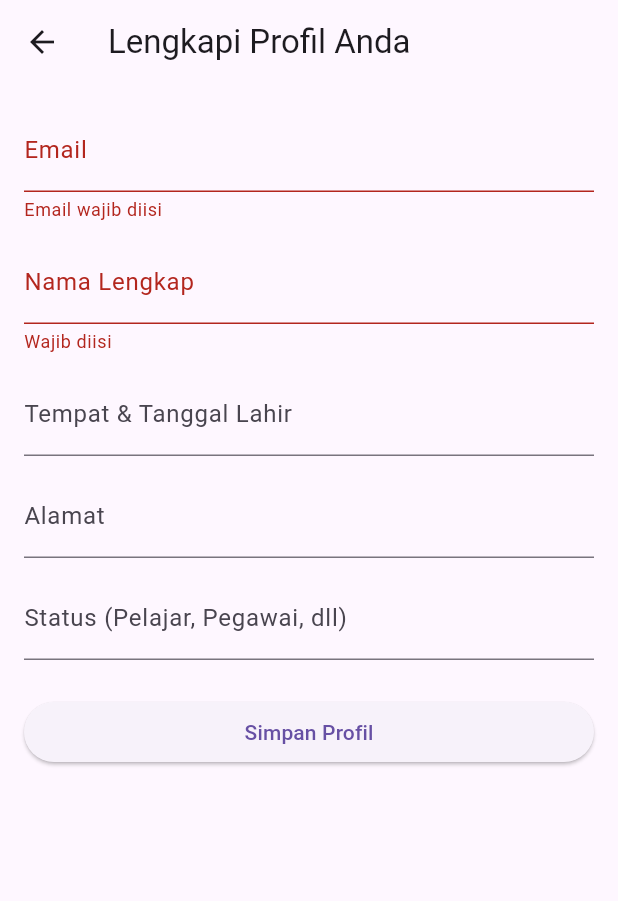
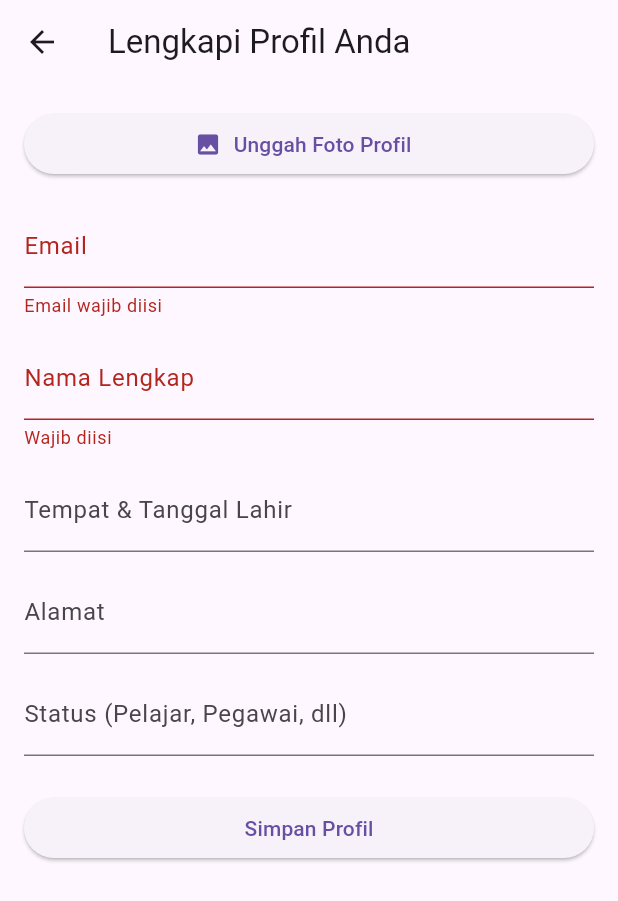
Before and after one commit to Lxtream23/tugas_uas, a Flutter app: the ProfileFormPage screen opened by its route, after a tap on "Simpan Profil", on a phone screen of 412 x 824 dp. Shown: the top 901 px of the screen. Run offline on Flutter 3.47's test engine with Material 3 defaults, Android fonts, the phone set to English and light mode, and no system bars; our stand-ins replace image_picker, supabase_flutter; accounts and stored records are empty.

Commit message:
upload foto profile

```diff
--- a/lib/pages/profile_form_page.dart
+++ b/lib/pages/profile_form_page.dart
@@ -1,4 +1,6 @@
+import 'dart:io';
 import 'package:flutter/material.dart';
+import 'package:image_picker/image_picker.dart';
 import 'package:supabase_flutter/supabase_flutter.dart';
 
 class ProfileFormPage extends StatefulWidget {
@@ -18,6 +20,7 @@ class _ProfileFormPageState extends State<ProfileFormPage> {
   final _alamatController = TextEditingController();
   final _statusController = TextEditingController();
 
+  String? _fotoUrl;
   bool _isLoading = false;
 
   Future<void> _submit() async {
@@ -36,7 +39,7 @@ class _ProfileFormPageState extends State<ProfileFormPage> {
         'tempat_tanggal_lahir': _ttlController.text.trim(),
         'alamat': _alamatController.text.trim(),
         'status': _statusController.text.trim(),
-        'foto_profil': '', // kosong dulu, nanti bisa diisi lewat upload
+        'foto_profil': _fotoUrl ?? '',
       };
 
       await _supabase.from('user_profiles').upsert(data);
@@ -45,7 +48,7 @@ class _ProfileFormPageState extends State<ProfileFormPage> {
         ScaffoldMessenger.of(context).showSnackBar(
           const SnackBar(content: Text('Profil berhasil disimpan')),
         );
-        Navigator.pop(context); // Kembali ke halaman sebelumnya
+        Navigator.pop(context);
       }
     } catch (e) {
       ScaffoldMessenger.of(
@@ -53,6 +56,43 @@ class _ProfileFormPageState extends State<ProfileFormPage> {
       ).showSnackBar(SnackBar(content: Text('Gagal menyimpan: $e')));
     } finally {
       setState(() => _isLoading = false);
+    }
+  }
+
+  Future<void> _uploadFotoProfil() async {
+    final picker = ImagePicker();
+    final picked = await picker.pickImage(source: ImageSource.gallery);
+
+    if (picked == null) return;
+
+    final file = File(picked.path);
+    final user = _supabase.auth.currentUser;
+    if (user == null) return;
+
+    final fileExt = picked.path.split('.').last;
+    final filePath = 'avatars/${user.id}.$fileExt';
+
+    try {
+      // Upload ke Storage Supabase
+      await _supabase.storage
+          .from('avatars')
+          .upload(filePath, file, fileOptions: const FileOptions(upsert: true));
+
+      final publicUrl = _supabase.storage
+          .from('avatars')
+          .getPublicUrl(filePath);
+
+      setState(() {
+        _fotoUrl = publicUrl;
+      });
+
+      ScaffoldMessenger.of(context).showSnackBar(
+        const SnackBar(content: Text('Foto profil berhasil diunggah')),
+      );
+    } catch (e) {
+      ScaffoldMessenger.of(
+        context,
+      ).showSnackBar(SnackBar(content: Text('Gagal upload foto: $e')));
     }
   }
 
@@ -76,6 +116,22 @@ class _ProfileFormPageState extends State<ProfileFormPage> {
           key: _formKey,
           child: ListView(
             children: [
+              if (_fotoUrl != null)
+                Column(
+                  children: [
+                    CircleAvatar(
+                      radius: 48,
+                      backgroundImage: NetworkImage(_fotoUrl!),
+                    ),
+                    const SizedBox(height: 12),
+                  ],
+                ),
+              ElevatedButton.icon(
+                onPressed: _uploadFotoProfil,
+                icon: const Icon(Icons.image),
+                label: const Text('Unggah Foto Profil'),
+              ),
+              const SizedBox(height: 16),
               TextFormField(
                 controller: _emailController,
                 decoration: const InputDecoration(labelText: 'Email'),
--- a/pubspec.yaml
+++ b/pubspec.yaml
@@ -34,11 +34,13 @@ dependencies:
   # The following adds the Cupertino Icons font to your application.
   # Use with the CupertinoIcons class for iOS style icons.
   cupertino_icons: ^1.0.8
+  image_picker: ^1.0.4
+  supabase_flutter: ^2.9.0
+
 
 dev_dependencies:
   flutter_test:
     sdk: flutter
-  supabase_flutter: ^2.0.0
 
   # The "flutter_lints" package below contains a set of recommended lints to
   # encourage good coding practices. The lint set provided by the package is
```
Also changed, not shown: pubspec.lock.
